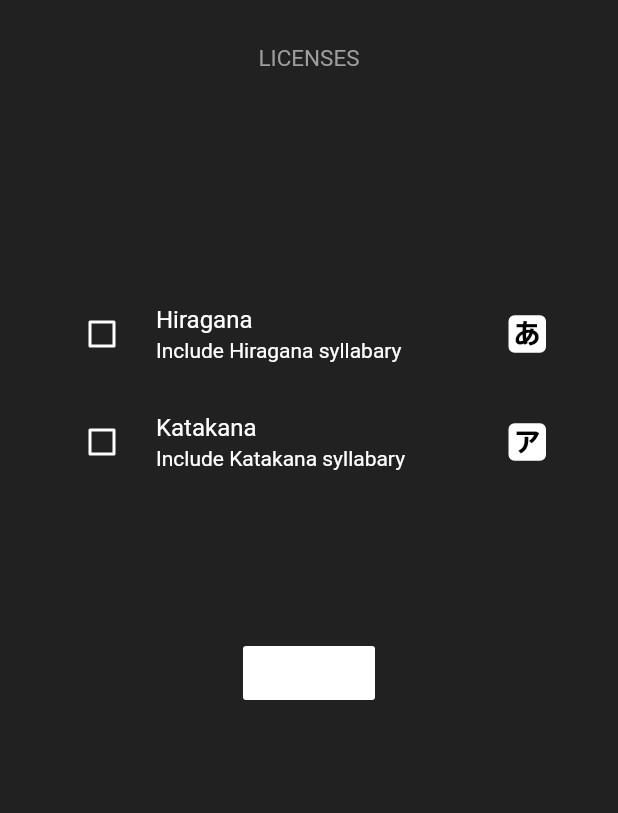
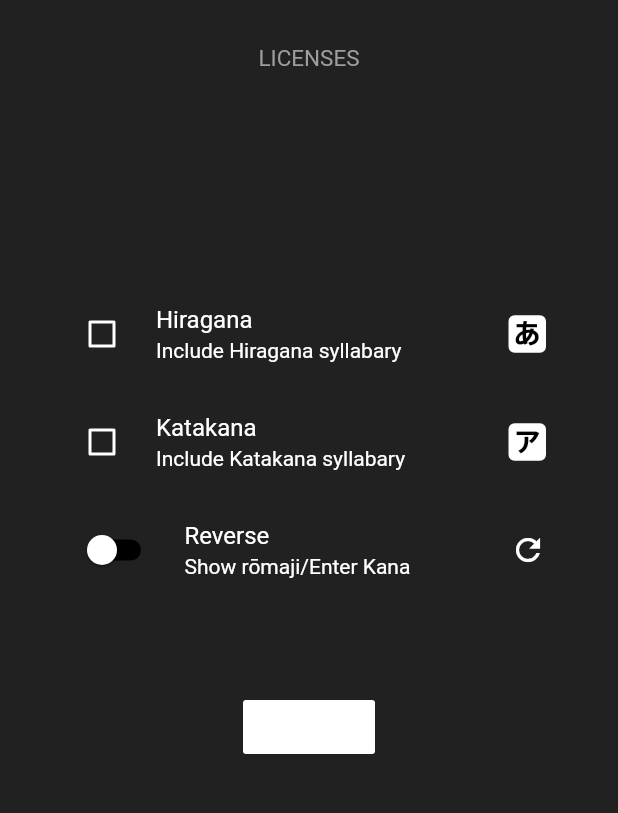
Before and after one commit to aeri/Nihonoari-App, a Flutter app: the screen it shows after launch, on a phone screen of 412 x 824 dp, the part 338-1151 px from its top. Run offline on Flutter 3.47's test engine with Material 2 defaults, Android fonts, the light colour scheme and no system bars; our stand-ins replace font_awesome_flutter, shared_preferences; missing offline and left inert: kana.

Commit message:
add: romaji to kana quiz mode
- Refactor icon creation funtion

```diff
--- a/i18n/be.json
+++ b/i18n/be.json
@@ -14,5 +14,9 @@
   "quiz_enter": "Увядзіце рамаджы",
   "quiz_correct": "Правільны адказ",
   "quiz_stoptit" : "Спыніць тэст",
-  "quiz_stopmes" : "Вярнуцца ў галоўнае меню?"
+  "quiz_stopmes" : "Вярнуцца ў галоўнае меню?",
+  "main_rset" : "Reverse",
+  "main_reverse" : "Паказаць rōmaji/Enter Kana",
+  "quiz_enter_hira" : "Увядзіце Хіраганы",
+  "quiz_enter_kata" : "Увядзіце Катаканы"
 }
--- a/i18n/en.json
+++ b/i18n/en.json
@@ -14,5 +14,9 @@
   "quiz_enter": "Input rōmaji",
   "quiz_correct": "Correct answer",
   "quiz_stoptit" : "Stop quiz",
-  "quiz_stopmes" : "Return to the main menu?"
+  "quiz_stopmes" : "Return to the main menu?",
+  "main_rset" : "Reverse",
+  "main_reverse" : "Show rōmaji/Enter Kana",
+  "quiz_enter_hira" : "Input hiragana",
+  "quiz_enter_kata" : "Input katakana"
 }
--- a/i18n/es.json
+++ b/i18n/es.json
@@ -14,5 +14,9 @@
   "quiz_enter": "Escribe rōmaji",
   "quiz_correct": "Respuesta correcta",
   "quiz_stoptit" : "Detener prueba",
-  "quiz_stopmes" : "¿Volver al menú principal?"
+  "quiz_stopmes" : "¿Volver al menú principal?",
+  "main_rset" : "Inversa",
+  "main_reverse" : "Muestra rōmaji/Introduce Kana",
+  "quiz_enter_hira" : "Escribe hiragana",
+  "quiz_enter_kata" : "Escribe katakana"
 }
--- a/i18n/fr.json
+++ b/i18n/fr.json
@@ -14,5 +14,9 @@
   "quiz_enter": "Écris rōmaji",
   "quiz_correct": "Réponse correcte",
   "quiz_stoptit" : "Arrêter le test",
-  "quiz_stopmes" : "Retour au menu principal?"
+  "quiz_stopmes" : "Retour au menu principal?",
+  "main_rset" : "Investi",
+  "main_reverse" : "Montrer rōmaji/Écris Kana",
+  "quiz_enter_hira" : "Écris hiragana",
+  "quiz_enter_kata" : "Écris katakana"
 }
--- a/i18n/ru.json
+++ b/i18n/ru.json
@@ -14,5 +14,9 @@
   "quiz_enter": "Введите ромадзи",
   "quiz_correct": "Верный ответ",
   "quiz_stoptit" : "Остановить тест",
-  "quiz_stopmes" : "Вернуться в главное меню?"
+  "quiz_stopmes" : "Вернуться в главное меню?",
+  "main_rset" : "Задний ход",
+  "main_reverse" : "Покажи ромаджи/Введите Кана",
+  "quiz_enter_hira" : "Введите Хираганы",
+  "quiz_enter_kata" : "Введите Катаканы"
 }
--- a/i18n/uk.json
+++ b/i18n/uk.json
@@ -14,5 +14,10 @@
   "quiz_enter": "Введіть ромадзі",
   "quiz_correct": "Правильна відповідь",
   "quiz_stoptit" : "Зупинити тест",
-  "quiz_stopmes" : "Повернутися в головне меню?"
+  "quiz_stopmes" : "Повернутися в головне меню?",
+  "main_reverse" : "Reverse",
+  "main_rset" : "Reverse",
+  "main_reverse" : "Покажи ромадзі/Введіть Кана",
+  "quiz_enter_hira" : "Введіть Хіраґани",
+  "quiz_enter_kata" : "Введіть Катакани"
 }
--- a/lib/Question.dart
+++ b/lib/Question.dart
@@ -21,9 +21,12 @@ class Question{
 
   String question;
   String answer;
+  String type;
 
-  Question(String q, String a) {
+
+  Question(String q, String a, String t) {
     question = q;
     answer = a;
+    type = t;
   }
 }
--- /dev/null
+++ b/lib/UI.Utils/IconCreator.dart
@@ -0,0 +1,35 @@
+import 'package:flutter/cupertino.dart';
+import 'package:flutter/material.dart';
+
+class IconCreator extends StatelessWidget {
+
+  IconCreator(this.icon);
+
+  final String icon;
+
+  @override
+  Widget build(BuildContext context) {
+    return new Container(
+      decoration: new BoxDecoration(
+        color: Colors.white,
+        borderRadius: new BorderRadius.circular(4.0),
+      ),
+      padding: EdgeInsets.symmetric(vertical: 1, horizontal: 1),
+      //padding: new EdgeInsets.all(4.0),
+      height: 25.0,
+      width: 25.0,
+      child: Align(
+        alignment: Alignment.center,
+        child: new Text(
+          icon,
+          style: new TextStyle(
+            fontSize: 23.0,
+            fontFamily: "AppleTPB",
+            fontStyle: FontStyle.normal,
+            color: Colors.black,
+          ),
+        ),
+      ),
+    );
+  }
+}
--- a/lib/main.dart
+++ b/lib/main.dart
@@ -19,6 +19,7 @@
 
 import 'dart:convert';
 
+import 'UI.Utils/IconCreator.dart';
 import 'preferences.dart';
 import 'package:flutter/material.dart';
 import 'package:flutter_localizations/flutter_localizations.dart';
@@ -34,13 +35,10 @@ Future<String> loadAsset() async {
   return await rootBundle.loadString('assets/LICENSES.txt');
 }
 
-
 Map<String, dynamic> _hirasol = new Map<String, bool>();
-
 Map<String, dynamic> _katasol = new Map<String, bool>();
 
 Future<void> main() async {
-
   runApp(new MaterialApp(
     supportedLocales: [
       Locale('en', 'US'),
@@ -181,7 +179,7 @@ class _kataDialogState extends State<kataDialog> {
 class _State extends State<MyApp> {
   bool _katakana = false;
   bool _hiragana = false;
-
+  bool _reverse = false;
 
   @override
   void initState() {
@@ -274,7 +272,8 @@ class _State extends State<MyApp> {
                         padding: EdgeInsets.all(5),
                         child: RichText(
                           text: TextSpan(
-                            text: AppLocalizations.of(context).translate('main_licenses'),
+                            text: AppLocalizations.of(context)
+                                .translate('main_licenses'),
                             recognizer: TapGestureRecognizer()
                               ..onTap = () {
                                 _showLicense();
@@ -319,33 +318,13 @@ class _State extends State<MyApp> {
                       ),
                       controlAffinity: ListTileControlAffinity.leading,
                       subtitle: new Text(
-                        (AppLocalizations.of(context).translate('main_hiragana')),
+                        (AppLocalizations.of(context)
+                            .translate('main_hiragana')),
                         style: TextStyle(
                           color: Colors.white,
                         ),
                       ),
-                      secondary: new Container(
-                        decoration: new BoxDecoration(
-                          color: Colors.white,
-                          borderRadius: new BorderRadius.circular(4.0),
-                        ),
-                        padding: EdgeInsets.symmetric(vertical: 1, horizontal: 1),
-                        //padding: new EdgeInsets.all(4.0),
-                        height: 25.0,
-                        width: 25.0,
-                        child: Align(
-                          alignment: Alignment.center,
-                          child: new Text(
-                            "あ",
-                            style: new TextStyle(
-                              fontSize: 23.0,
-                              fontFamily: "AppleTPB",
-                              fontStyle: FontStyle.normal,
-                              color: Colors.black,
-                            ),
-                          ),
-                        ),
-                      ),
+                      secondary: new IconCreator("あ"),
                       activeColor: Colors.red,
                     ),
                     new CheckboxListTile(
@@ -375,37 +354,40 @@ class _State extends State<MyApp> {
                       ),
                       controlAffinity: ListTileControlAffinity.leading,
                       subtitle: new Text(
-                        (AppLocalizations.of(context).translate('main_katakana')),
+                        (AppLocalizations.of(context)
+                            .translate('main_katakana')),
                         style: TextStyle(
                           color: Colors.white,
                         ),
                       ),
-                      secondary: new Container(
-                        decoration: new BoxDecoration(
+                      secondary: new IconCreator("ア"),
+                      activeColor: Colors.red,
+                    ),
+                    SwitchListTile(
+                      title: new Text(
+                        (AppLocalizations.of(context)
+                            .translate('main_rset')),
+                        style: TextStyle(
                           color: Colors.white,
-                          borderRadius: new BorderRadius.circular(4.0),
-                        ),
-                        padding: EdgeInsets.symmetric(vertical: 1, horizontal: 1),
-                        //padding: new EdgeInsets.all(4.0),
-                        height: 25.0,
-                        width: 25.0,
-                        child: Align(
-                          alignment: Alignment.center,
-                          child: new Text(
-                            "ア",
-                            style: new TextStyle(
-                              fontSize: 23.0,
-                              fontFamily: "AppleTPB",
-                              fontStyle: FontStyle.normal,
-                              color: Colors.black,
                         ),
                       ),
+                      subtitle:  new Text(
+                        (AppLocalizations.of(context)
+                            .translate('main_reverse')),
+                        style: TextStyle(
+                          color: Colors.white,
                         ),
                       ),
-                      activeColor: Colors.red,
+                      controlAffinity: ListTileControlAffinity.leading,
+                      value: _reverse,
+                      activeColor:  Colors.red,
+                      inactiveThumbColor: Colors.white,
+                      inactiveTrackColor: Colors.black,
+                      onChanged: (bool value) { setState(() { _reverse = value; }); },
+                      secondary: const Icon(Icons.refresh, color: Colors.white,),
                     ),
                     Expanded(
-                      flex: 2,
+                      flex: 1,
                       child: Padding(
                         padding: EdgeInsets.all(5.0),
                         child: Center(
@@ -426,14 +408,15 @@ class _State extends State<MyApp> {
                                         hv: _hirasol,
                                         k: _katakana,
                                         kv: _katasol,
+                                        re: _reverse
                                     )),
                               );
                             },
-                            child: new Text(
-                                _isButtonDisabled ?
-                                (AppLocalizations.of(context).translate('main_select'))
-                                    :
-                                (AppLocalizations.of(context).translate('main_start'))),
+                            child: new Text(_isButtonDisabled
+                                ? (AppLocalizations.of(context)
+                                .translate('main_select'))
+                                : (AppLocalizations.of(context)
+                                .translate('main_start'))),
                           ),
                         ),
                       ),
```
Also changed, not shown: lib/party.dart (+25 -8 lines), lib/quiz_brain.dart (+20 -4 lines). Lines whose indentation alone changed are shown as unchanged.
